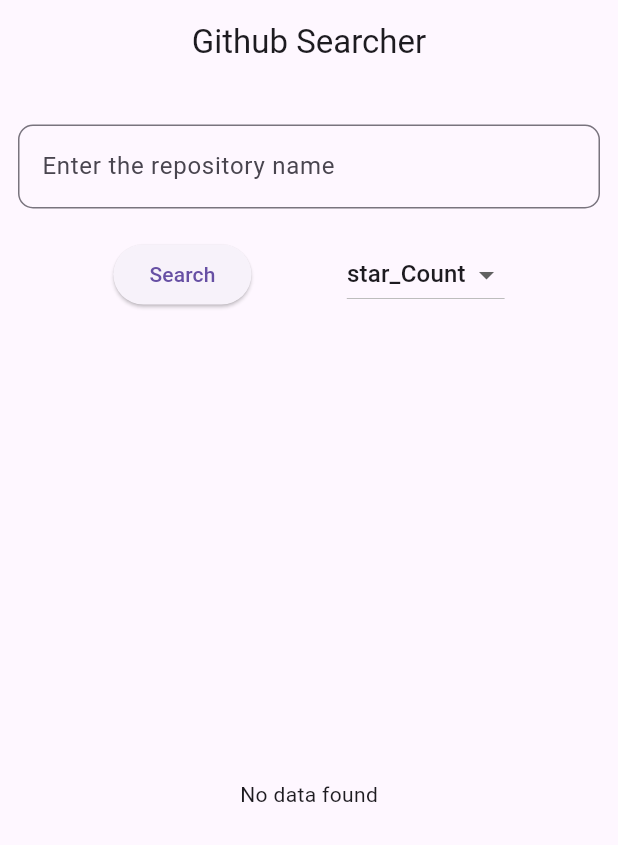
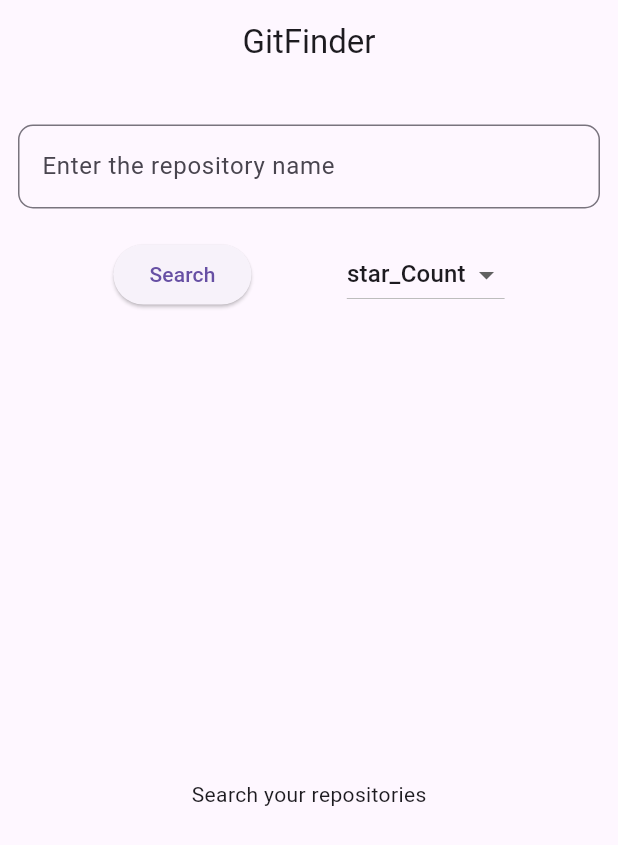
Before and after one commit to RayhanMahmud256/GitRepoFinder, a Flutter app: the screen it shows after launch, on a phone screen of 412 x 824 dp. Shown: the top 845 px of the screen. Run offline on Flutter 3.47's test engine with Material 3 defaults, Android fonts, the phone set to English and light mode, and no system bars.

Commit message:
Mainframe completed

```diff
--- a/lib/pages/home.dart
+++ b/lib/pages/home.dart
@@ -18,13 +18,8 @@
   TextEditingController _reponamecontroller = TextEditingController();
   final scrollController = ScrollController();
 
-  void initState() {
-    // TODO: implement initState
-    super.initState();
-  }
-
-
   Widget build(BuildContext context) {
+    print('Build');
 
     final myProvider = Provider.of<ApiProvider>(context);
     scrollController.addListener(() {
@@ -32,13 +27,12 @@
           scrollController.position.maxScrollExtent) {
         myProvider.page = myProvider.page + 1;
         myProvider.fetchdata();
-        print(myProvider.list);
       }
     });
 
     return Scaffold(
         appBar: AppBar(
-          title: const Text('Github Searcher'),
+          title: const Text('GitFinder'),
           centerTitle: true,
         ),
         body: Padding(
@@ -48,7 +42,6 @@
               const SizedBox(
                 height: 15,
               ),
-
               TextField(
                 controller: _reponamecontroller,
                 decoration: const InputDecoration(
@@ -71,8 +64,10 @@
                         FocusManager.instance.primaryFocus?.unfocus();
                         setState(() {
                           myProvider.list.clear();
-                          myProvider.topicname = _reponamecontroller.text.trim();
+                          myProvider.topicname =
+                              _reponamecontroller.text.trim();
                           myProvider.loading = true;
+                          myProvider.starting = false;
                           myProvider.fetchdata();
                         });
                       },
@@ -86,17 +81,18 @@
                         child: Text("star_Count"),
                         value: 0,
                       ),
-
                       DropdownMenuItem(
                         child: Text("updated_at"),
                         value: 1,
                       ),
                     ],
-                    onChanged: (value){
+                    onChanged: (value) {
                       setState(() {
-                         if(value == 0) myProvider.repoorder = 'stargazers_count';
-                         else myProvider.repoorder = 'updated_at';
-                         if(myProvider.list.isNotEmpty) {
+                        if (value == 0)
+                          myProvider.repoorder = 'stargazers_count';
+                        else
+                          myProvider.repoorder = 'updated_at';
+                        if (myProvider.list.isNotEmpty) {
                           myProvider.list.clear();
                           myProvider.fetchdata();
                         }
@@ -108,15 +104,17 @@
               const SizedBox(
                 height: 20,
               ),
-              if(myProvider.list.isNotEmpty) Text("Total_Repository Found: " + myProvider.list.length.toString()),
+              if (myProvider.list.isNotEmpty)
+                Text("Total_Repository Found: " +
+                    myProvider.list.length.toString()),
               const SizedBox(
                 height: 20,
               ),
               Expanded(
-                  child: myProvider.loading
+                  child: myProvider.starting? const Center(child: Text('Search your repositories')):myProvider.loading
                       ? const Center(child: CircularProgressIndicator())
                       : myProvider.list.isEmpty
-                      ? const Center(child: const Text('No data found'))
+                          ? const Center(child: Text('No data found'))
                           : ListView.builder(
                               controller: scrollController,
                               itemCount: myProvider.list.length,
@@ -124,18 +122,21 @@
                                 final repo = myProvider.list[index];
                                 return ListTile(
                                   title: Text(repo['full_name']),
-                          subtitle: Text("Owner: " + repo['owner']['login']),
-                          trailing: Text('Total_Stars: ' + repo['stargazers_count'].toString()),
-                          onTap: (){
+                                  subtitle:
+                                      Text("Owner: " + repo['owner']['login']),
+                                  trailing: Text('Total_Stars: ' +
+                                      repo['stargazers_count'].toString()),
+                                  onTap: () {
                                     Navigator.push(
                                       context,
                                       MaterialPageRoute(
-                                builder: (context) => repo_details(index),
+                                        builder: (context) =>
+                                            repo_details(index),
                                       ),
                                     );
                                   },
                                 );
-                      }))
+                              })),
             ],
           ),
         ));
```
Also changed, not shown: lib/pages/repo_details.dart (+5 -2 lines), lib/providers/apiprovider.dart (+16 -5 lines), lib/Database/db.dart (added). Lines whose indentation alone changed are shown as unchanged.
